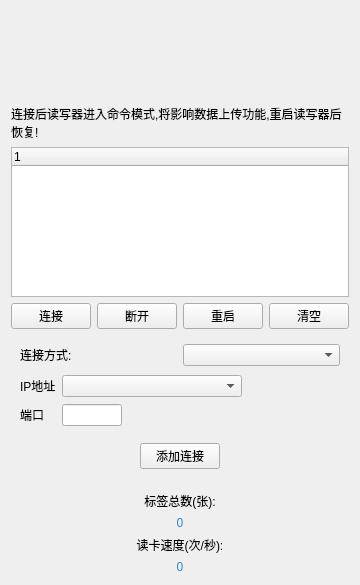
This is HTDEMO/connetdlg.ui in shi-jq/LINKS004-YRFID-PC-CPlus as Qt 5 draws it before an edit. The edited form follows.
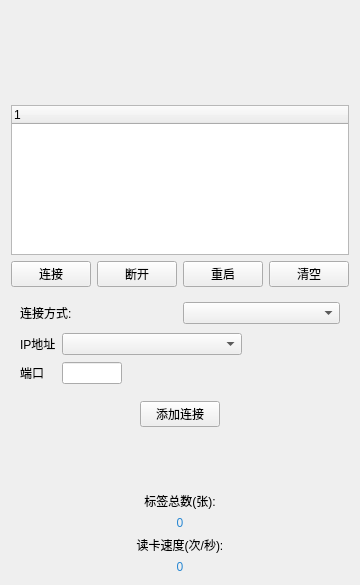
This is the edited form.

Commit message: 修改了下隐藏的界面

Diff of the .ui file:
```diff
--- a/HTDEMO/connetdlg.ui
+++ b/HTDEMO/connetdlg.ui
@@ -20,6 +20,167 @@
    <string>Form</string>
   </property>
   <layout class="QGridLayout" name="gridLayout_7">
+   <item row="2" column="0">
+    <widget class="QTreeWidget" name="treeWidget">
+     <property name="sizePolicy">
+      <sizepolicy hsizetype="Expanding" vsizetype="Maximum">
+       <horstretch>0</horstretch>
+       <verstretch>0</verstretch>
+      </sizepolicy>
+     </property>
+     <property name="minimumSize">
+      <size>
+       <width>0</width>
+       <height>150</height>
+      </size>
+     </property>
+     <column>
+      <property name="text">
+       <string notr="true">1</string>
+      </property>
+     </column>
+    </widget>
+   </item>
+   <item row="8" column="0">
+    <layout class="QHBoxLayout" name="horizontalLayout_6">
+     <item>
+      <layout class="QVBoxLayout" name="verticalLayout_3">
+       <item>
+        <widget class="QLabel" name="label_5">
+         <property name="text">
+          <string>标签总数(张):</string>
+         </property>
+         <property name="alignment">
+          <set>Qt::AlignCenter</set>
+         </property>
+        </widget>
+       </item>
+       <item>
+        <widget class="QLabel" name="label_6">
+         <property name="styleSheet">
+          <string notr="true">font: 28pt &quot;Arial&quot;;
+color:qlineargradient(spread:pad, x1:0.5, y1:0, x2:0.5, y2:1, stop:0 #44a3df, stop:1 #2988d3);</string>
+         </property>
+         <property name="text">
+          <string>0</string>
+         </property>
+         <property name="alignment">
+          <set>Qt::AlignCenter</set>
+         </property>
+        </widget>
+       </item>
+       <item>
+        <widget class="QLabel" name="label_7">
+         <property name="text">
+          <string>读卡速度(次/秒):</string>
+         </property>
+         <property name="alignment">
+          <set>Qt::AlignCenter</set>
+         </property>
+        </widget>
+       </item>
+       <item>
+        <widget class="QLabel" name="label_8">
+         <property name="styleSheet">
+          <string notr="true">font: 28pt &quot;Arial&quot;;
+color:qlineargradient(spread:pad, x1:0.5, y1:0, x2:0.5, y2:1, stop:0 #44a3df, stop:1 #2988d3);</string>
+         </property>
+         <property name="text">
+          <string>0</string>
+         </property>
+         <property name="alignment">
+          <set>Qt::AlignCenter</set>
+         </property>
+        </widget>
+       </item>
+      </layout>
+     </item>
+    </layout>
+   </item>
+   <item row="7" column="0">
+    <spacer name="verticalSpacer">
+     <property name="orientation">
+      <enum>Qt::Vertical</enum>
+     </property>
+     <property name="sizeHint" stdset="0">
+      <size>
+       <width>20</width>
+       <height>112</height>
+      </size>
+     </property>
+    </spacer>
+   </item>
+   <item row="3" column="0">
+    <layout class="QHBoxLayout" name="horizontalLayout_3">
+     <item>
+      <spacer name="horizontalSpacer_4">
+       <property name="orientation">
+        <enum>Qt::Horizontal</enum>
+       </property>
+       <property name="sizeHint" stdset="0">
+        <size>
+         <width>0</width>
+         <height>20</height>
+        </size>
+       </property>
+      </spacer>
+     </item>
+     <item>
+      <widget class="QPushButton" name="pushButton_6">
+       <property name="text">
+        <string>连接</string>
+       </property>
+      </widget>
+     </item>
+     <item>
+      <widget class="QPushButton" name="pushButton_5">
+       <property name="text">
+        <string>断开</string>
+       </property>
+      </widget>
+     </item>
+     <item>
+      <widget class="QPushButton" name="pushButton_2">
+       <property name="text">
+        <string>重启</string>
+       </property>
+      </widget>
+     </item>
+     <item>
+      <widget class="QPushButton" name="pushButton_3">
+       <property name="text">
+        <string>清空</string>
+       </property>
+      </widget>
+     </item>
+     <item>
+      <spacer name="horizontalSpacer_3">
+       <property name="orientation">
+        <enum>Qt::Horizontal</enum>
+       </property>
+       <property name="sizeHint" stdset="0">
+        <size>
+         <width>0</width>
+         <height>20</height>
+        </size>
+       </property>
+      </spacer>
+     </item>
+    </layout>
+   </item>
+   <item row="1" column="0">
+    <widget class="QLabel" name="label_9">
+     <property name="minimumSize">
+      <size>
+       <width>0</width>
+       <height>30</height>
+      </size>
+     </property>
+     <property name="text">
+      <string/>
+     </property>
+    </widget>
+   </item>
    <item row="0" column="0">
     <widget class="QWidget" name="widget" native="true">
      <property name="enabled">
@@ -55,7 +216,7 @@
      </layout>
     </widget>
    </item>
-   <item row="6" column="0">
+   <item row="5" column="0">
     <widget class="QWidget" name="widget_2" native="true">
      <property name="sizePolicy">
       <sizepolicy hsizetype="Minimum" vsizetype="Minimum">
@@ -291,7 +452,7 @@
      </layout>
     </widget>
    </item>
-   <item row="7" column="0">
+   <item row="6" column="0">
     <widget class="QWidget" name="widget_3" native="true">
      <property name="sizePolicy">
       <sizepolicy hsizetype="Minimum" vsizetype="Preferred">
@@ -342,177 +503,6 @@
      </layout>
     </widget>
    </item>
-   <item row="8" column="0">
-    <spacer name="verticalSpacer">
-     <property name="orientation">
-      <enum>Qt::Vertical</enum>
-     </property>
-     <property name="sizeHint" stdset="0">
-      <size>
-       <width>20</width>
-       <height>112</height>
-      </size>
-     </property>
-    </spacer>
-   </item>
-   <item row="4" column="0">
-    <layout class="QHBoxLayout" name="horizontalLayout_3">
-     <item>
-      <spacer name="horizontalSpacer_4">
-       <property name="orientation">
-        <enum>Qt::Horizontal</enum>
-       </property>
-       <property name="sizeHint" stdset="0">
-        <size>
-         <width>0</width>
-         <height>20</height>
-        </size>
-       </property>
-      </spacer>
-     </item>
-     <item>
-      <widget class="QPushButton" name="pushButton_6">
-       <property name="text">
-        <string>连接</string>
-       </property>
-      </widget>
-     </item>
-     <item>
-      <widget class="QPushButton" name="pushButton_5">
-       <property name="text">
-        <string>断开</string>
-       </property>
-      </widget>
-     </item>
-     <item>
-      <widget class="QPushButton" name="pushButton_2">
-       <property name="text">
-        <string>重启</string>
-       </property>
-      </widget>
-     </item>
-     <item>
-      <widget class="QPushButton" name="pushButton_3">
-       <property name="text">
-        <string>清空</string>
-       </property>
-      </widget>
-     </item>
-     <item>
-      <spacer name="horizontalSpacer_3">
-       <property name="orientation">
-        <enum>Qt::Horizontal</enum>
-       </property>
-       <property name="sizeHint" stdset="0">
-        <size>
-         <width>0</width>
-         <height>20</height>
-        </size>
-       </property>
-      </spacer>
-     </item>
-    </layout>
-   </item>
-   <item row="1" column="0">
-    <widget class="QLabel" name="label_9">
-     <property name="minimumSize">
-      <size>
-       <width>0</width>
-       <height>30</height>
-      </size>
-     </property>
-     <property name="text">
-      <string/>
-     </property>
-    </widget>
-   </item>
-   <item row="9" column="0">
-    <layout class="QHBoxLayout" name="horizontalLayout_6">
-     <item>
-      <layout class="QVBoxLayout" name="verticalLayout_3">
-       <item>
-        <widget class="QLabel" name="label_5">
-         <property name="text">
-          <string>标签总数(张):</string>
-         </property>
-         <property name="alignment">
-          <set>Qt::AlignCenter</set>
-         </property>
-        </widget>
-       </item>
-       <item>
-        <widget class="QLabel" name="label_6">
-         <property name="styleSheet">
-          <string notr="true">font: 28pt &quot;Arial&quot;;
-color:qlineargradient(spread:pad, x1:0.5, y1:0, x2:0.5, y2:1, stop:0 #44a3df, stop:1 #2988d3);</string>
-         </property>
-         <property name="text">
-          <string>0</string>
-         </property>
-         <property name="alignment">
-          <set>Qt::AlignCenter</set>
-         </property>
-        </widget>
-       </item>
-       <item>
-        <widget class="QLabel" name="label_7">
-         <property name="text">
-          <string>读卡速度(次/秒):</string>
-         </property>
-         <property name="alignment">
-          <set>Qt::AlignCenter</set>
-         </property>
-        </widget>
-       </item>
-       <item>
-        <widget class="QLabel" name="label_8">
-         <property name="styleSheet">
-          <string notr="true">font: 28pt &quot;Arial&quot;;
-color:qlineargradient(spread:pad, x1:0.5, y1:0, x2:0.5, y2:1, stop:0 #44a3df, stop:1 #2988d3);</string>
-         </property>
-         <property name="text">
-          <string>0</string>
-         </property>
-         <property name="alignment">
-          <set>Qt::AlignCenter</set>
-         </property>
-        </widget>
-       </item>
-      </layout>
-     </item>
-    </layout>
-   </item>
-   <item row="3" column="0">
-    <widget class="QTreeWidget" name="treeWidget">
-     <property name="sizePolicy">
-      <sizepolicy hsizetype="Expanding" vsizetype="Maximum">
-       <horstretch>0</horstretch>
-       <verstretch>0</verstretch>
-      </sizepolicy>
-     </property>
-     <property name="minimumSize">
-      <size>
-       <width>0</width>
-       <height>150</height>
-      </size>
-     </property>
-     <column>
-      <property name="text">
-       <string notr="true">1</string>
-      </property>
-     </column>
-    </widget>
-   </item>
-   <item row="2" column="0">
-    <widget class="QLabel" name="label_12">
-     <property name="text">
-      <string>连接后读写器进入命令模式,将影响数据上传功能,重启读写器后恢复!</string>
-     </property>
-     <property name="wordWrap">
-      <bool>true</bool>
-     </property>
-    </widget>
-   </item>
   </layout>
  </widget>
  <resources>
```
Left out of the diff: 22 changed lines with no effect on the pictures. The commit also changes 1 other file.
